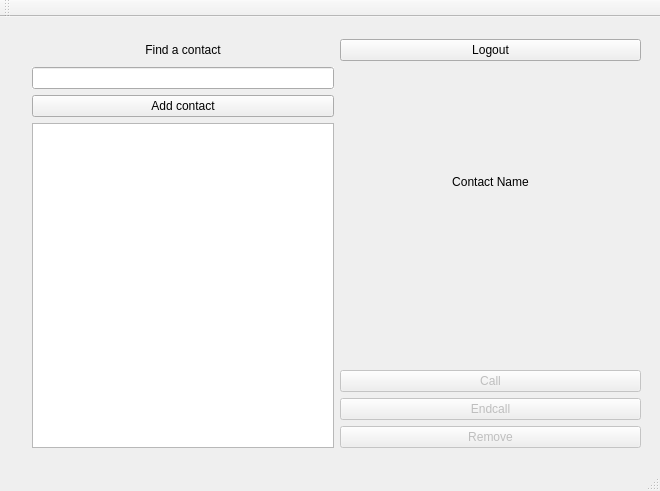
This is sources/client/gui/mainwindow.ui in boulayb/-EPITECH-3-Babel as Qt 5 draws it before an edit. The edited form follows.
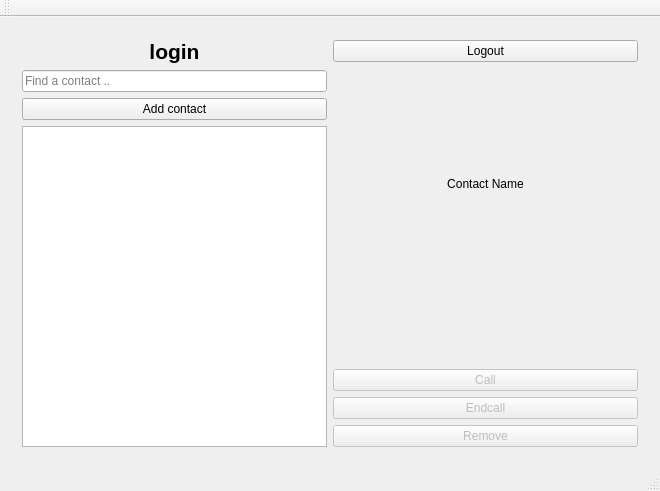
This is the edited form.

```diff
--- a/sources/client/gui/mainwindow.ui
+++ b/sources/client/gui/mainwindow.ui
@@ -198,15 +198,8 @@
        </layout>
       </widget>
       <widget class="QWidget" name="LoggedPage">
-       <widget class="QWidget" name="gridLayoutWidget">
-        <property name="geometry">
-         <rect>
-          <x>10</x>
-          <y>0</y>
-          <width>631</width>
-          <height>431</height>
-         </rect>
-        </property>
+       <layout class="QVBoxLayout" name="verticalLayout_4">
+        <item>
         <layout class="QGridLayout" name="gridLayout_3">
          <item row="1" column="1">
           <spacer name="horizontalSpacer">
@@ -276,9 +269,16 @@
           </layout>
          </item>
          <item row="0" column="0">
-          <widget class="QLabel" name="label_3">
+           <widget class="QLabel" name="LoginLabel">
+            <property name="font">
+             <font>
+              <pointsize>16</pointsize>
+              <weight>75</weight>
+              <bold>true</bold>
+             </font>
+            </property>
            <property name="text">
-            <string>Find a contact</string>
+             <string>login</string>
            </property>
            <property name="alignment">
             <set>Qt::AlignCenter</set>
@@ -290,6 +290,9 @@
            <property name="autoFillBackground">
             <bool>true</bool>
            </property>
+            <property name="placeholderText">
+             <string>Find a contact ..</string>
+            </property>
           </widget>
          </item>
          <item row="0" column="1">
@@ -310,7 +313,8 @@
           <widget class="QListWidget" name="ContactList"/>
          </item>
         </layout>
-       </widget>
+        </item>
+       </layout>
       </widget>
      </widget>
     </item>
```
Lines whose indentation alone changed are shown as unchanged.
